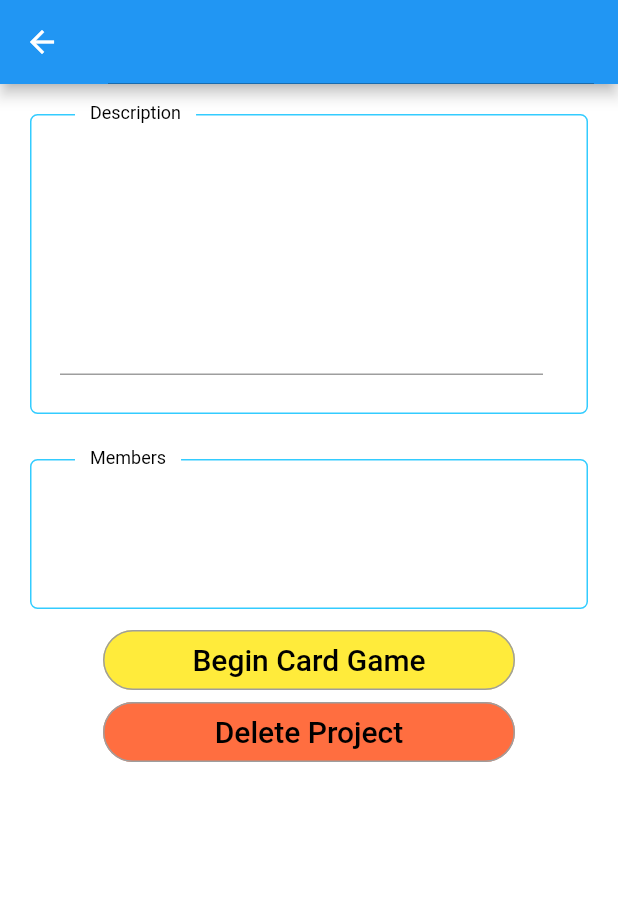
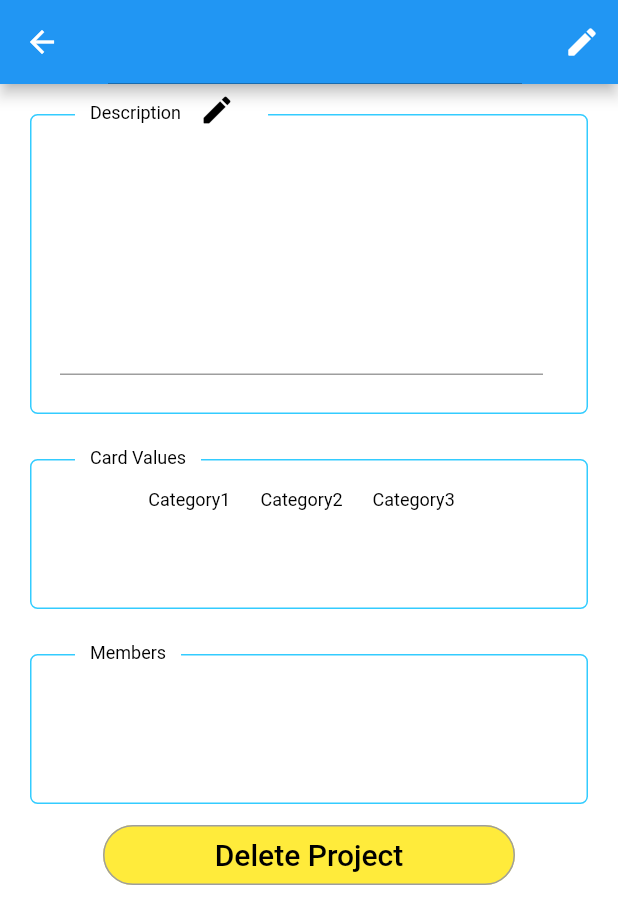
Before and after one commit to nextstepsyep/community-on-demand-2021, a Flutter app: the DetailScreen screen opened directly with empty values, on a phone screen of 412 x 824 dp. Shown: the top 924 px of the screen. Run offline on Flutter 3.47's test engine with Material 2 defaults, Android fonts, the phone set to English and light mode, and no system bars; our stand-ins replace cloud_firestore, firebase_auth, firebase_core; accounts and stored records are empty; statements that could not run were skipped.

Commit message:
Added front end to show card game values

```diff
--- a/lib/Screens/Home/navigationBodies/project.dart
+++ b/lib/Screens/Home/navigationBodies/project.dart
@@ -58,6 +58,7 @@ class ProjectScreen extends StatelessWidget {
               Navigator.push(
                 context,
                 MaterialPageRoute(
+                  // TODO: Change this to open to card game.
                   builder: (context) => DetailScreen(page: ProjectDetailsPage(getName(id), "", member, id)),
                 ),
               );
--- a/lib/Screens/Home/navigationBodies/project_details.dart
+++ b/lib/Screens/Home/navigationBodies/project_details.dart
@@ -58,10 +58,12 @@ class DetailScreen extends StatelessWidget {
       color: Colors.black,
       fontFamily: 'Cookie');
   // In the constructor, require a Todo.
-  const DetailScreen({Key? key, required this.page}) : super(key: key);
+  DetailScreen({Key? key, required this.page}) : super(key: key);
 
   // Declare a field that holds the Todo.
   final ProjectDetailsPage page;
+  final FocusNode projectNameNode = FocusNode();
+  final FocusNode projectDescriptionNode = FocusNode();
 
   @override
   Widget build(BuildContext context) {
@@ -78,8 +80,20 @@ class DetailScreen extends StatelessWidget {
             updateName(value, page.id);
           },
           textInputAction: TextInputAction.done,
-          style: optionStyle
-        )
+          style: optionStyle,
+          focusNode: projectNameNode
+        ),
+        actions: <Widget>[
+          IconButton(
+            icon: Icon(
+              Icons.edit_rounded,
+              color: Colors.white,
+            ),
+            onPressed: () {
+              FocusScope.of(context).requestFocus(projectNameNode);
+            },
+          )
+        ],
       ),
       body: Container (
         child: Wrap (
@@ -103,15 +117,34 @@ class DetailScreen extends StatelessWidget {
                   ),
                   Positioned(
                       left: 50,
-                      top: 12,
+                      top: -22,
                       child: Container(
                         padding: EdgeInsets.only(bottom: 10, left: 10, right: 10),
                         color: Colors.white,
-                        child: Text(
-                          'Description',
-                          style: TextStyle(color: Colors.black, fontSize: 12),
-                        ),
-                      )),
+                        child: RichText(
+                          text: TextSpan(
+                            style: TextStyle(color: Colors.black, fontSize: 12),
+                            children: [
+                              TextSpan(text: 'Description'),
+                              WidgetSpan(
+                                child: Transform.translate(
+                                  offset: const Offset(0.0, 15.0),
+                                  child: IconButton(
+                                  icon: Icon(
+                                    Icons.edit_rounded,
+                                    color: Colors.black,
+                                  ),
+                                  onPressed: () {
+                                    FocusScope.of(context).requestFocus(projectDescriptionNode);
+                                  },
+                                ),
+                                )
+                              )
+                            ],
+                          ),
+                        )
+                      )
+                  ),
                   Positioned(
                       left: 30,
                       top: 30,
@@ -126,10 +159,58 @@ class DetailScreen extends StatelessWidget {
                               onFieldSubmitted: (value) {
                                 updateDescription(value, page.id);
                               },
+                              focusNode: projectDescriptionNode,
                               textInputAction: TextInputAction.done,
                               maxLines: 10,
                               style: TextStyle(color: Colors.black, fontSize: 12),
                             ),
+                          )
+                      )),
+                ],
+              ),
+            ),
+            Center(
+              child: Stack(
+                children: <Widget>[
+                  Container(
+                    width: double.infinity,
+                    height: 100,
+                    margin: EdgeInsets.fromLTRB(20, 20, 20, 10),
+                    padding: EdgeInsets.only(bottom: 10),
+                    decoration: BoxDecoration(
+                      border: Border.all(
+                          color: Color.fromARGB(255, 51, 204, 255), width: 1),
+                      borderRadius: BorderRadius.circular(5),
+                      shape: BoxShape.rectangle,
+                    ),
+                    // child: ""
+                  ),
+                  Positioned(
+                      left: 50,
+                      top: 12,
+                      child: Container(
+                        padding: EdgeInsets.only(bottom: 10, left: 10, right: 10),
+                        color: Colors.white,
+                        child: Text(
+                          'Card Values',
+                          style: TextStyle(color: Colors.black, fontSize: 12),
+                        ),
+                      )),
+                  Positioned(
+                      left: 30,
+                      top: 30,
+                      right: 40,
+                      bottom: 20,
+                      child: Container(
+                          padding: EdgeInsets.only(bottom: 10, left: 10, right: 10),
+                          color: Colors.white,
+                          child: SingleChildScrollView(
+                              child: Column(
+                                  children: <Widget>[
+                                    SizedBox(height: paddingHeight / 2),
+                                    listOfWidgets(["Category1", "Category2", "Category3"])
+                                  ]
+                              )
                           )
                       )),
                 ],
@@ -186,52 +267,6 @@ class DetailScreen extends StatelessWidget {
               style: ElevatedButton.styleFrom(
                 minimumSize: Size(screenWidth - screenWidth / 3, 40),
                 primary: Colors.yellow,
-                elevation: 0,
-                shape: RoundedRectangleBorder(
-                  borderRadius: BorderRadius.circular(20),
-                ),
-                side: BorderSide(color: Colors.grey, width: 1),
-              ),
-              onPressed: () {
-                showDialog(
-                    context: context,
-                    builder: (BuildContext context) =>
-                        AlertMenu(
-                          title: "Start the game?",
-                          content: "",
-                          actions: [
-                            FlatButton(
-                              color: Colors.white,
-                              textColor: Colors.black,
-                              child: Text('Cancel'),
-                              onPressed: () {
-                                Navigator.of(context, rootNavigator: true).pop('dialog');
-                              },
-                            ),
-                            FlatButton(
-                              color: Colors.blue,
-                              textColor: Colors.white,
-                              child: Text('Yes'),
-                              onPressed: () {
-                                Navigator.of(context, rootNavigator: true).pop('dialog');
-                              },
-                            ),
-                          ],
-                        ));
-              },
-              child: Text(
-                "Begin Card Game",
-                style: TextStyle(
-                  fontSize: 20.0,
-                  color: Colors.black,
-                ),
-                textAlign: TextAlign.center,
-              ),
-            ),
-            ElevatedButton(
-              style: ElevatedButton.styleFrom(
-                minimumSize: Size(screenWidth - screenWidth / 3, 40),
-                primary: Colors.deepOrangeAccent,
                 elevation: 0,
                 shape: RoundedRectangleBorder(
                   borderRadius: BorderRadius.circular(20),
```
